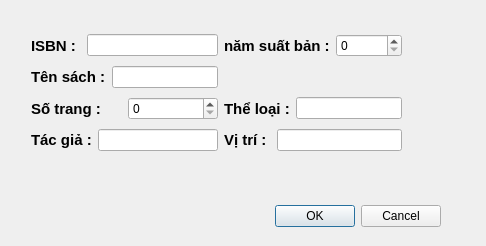
The window that librarymanage/themdausach.ui (DTTaze/Qt-Library-Management) describes before a commit, drawn with Qt 5.
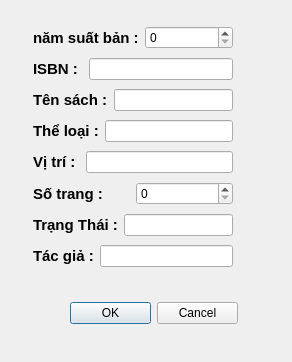
The same window after the commit.

```diff
--- a/librarymanage/themdausach.ui
+++ b/librarymanage/themdausach.ui
@@ -6,58 +6,51 @@
    <rect>
     <x>0</x>
     <y>0</y>
-    <width>486</width>
-    <height>246</height>
+    <width>292</width>
+    <height>362</height>
    </rect>
   </property>
   <property name="windowTitle">
    <string>Dialog</string>
   </property>
-  <widget class="QDialogButtonBox" name="buttonBox">
+  <widget class="QWidget" name="">
    <property name="geometry">
     <rect>
-     <x>100</x>
-     <y>200</y>
-     <width>341</width>
-     <height>32</height>
+     <x>70</x>
+     <y>300</y>
+     <width>168</width>
+     <height>26</height>
     </rect>
    </property>
-   <property name="orientation">
-    <enum>Qt::Orientation::Horizontal</enum>
-   </property>
-   <property name="standardButtons">
-    <set>QDialogButtonBox::StandardButton::Cancel|QDialogButtonBox::StandardButton::Ok</set>
-   </property>
+   <layout class="QHBoxLayout" name="horizontalLayout_8">
+    <item>
+     <widget class="QPushButton" name="pushButton">
+      <property name="text">
+       <string>OK</string>
+      </property>
+     </widget>
+    </item>
+    <item>
+     <widget class="QPushButton" name="pushButton_2">
+      <property name="text">
+       <string>Cancel</string>
+      </property>
+     </widget>
+    </item>
+   </layout>
   </widget>
   <widget class="QWidget" name="">
    <property name="geometry">
     <rect>
-     <x>31</x>
-     <y>31</y>
-     <width>371</width>
-     <height>126</height>
+     <x>33</x>
+     <y>23</y>
+     <width>200</width>
+     <height>254</height>
     </rect>
    </property>
-   <layout class="QGridLayout" name="gridLayout">
-    <item row="0" column="0">
-     <layout class="QHBoxLayout" name="horizontalLayout_3">
-      <item>
-       <widget class="QLabel" name="label">
-        <property name="styleSheet">
-         <string notr="true">font-size: 15px;color:black;font-weight:700;</string>
-        </property>
-        <property name="text">
-         <string>ISBN : </string>
-        </property>
-       </widget>
-      </item>
-      <item>
-       <widget class="QLineEdit" name="lineEdit_ISBN"/>
-      </item>
-     </layout>
-    </item>
-    <item row="0" column="1">
-     <layout class="QHBoxLayout" name="horizontalLayout_2">
+   <layout class="QVBoxLayout" name="verticalLayout">
+    <item>
+     <layout class="QHBoxLayout" name="horizontalLayout">
       <item>
        <widget class="QLabel" name="label_5">
         <property name="styleSheet">
@@ -73,8 +66,25 @@
       </item>
      </layout>
     </item>
-    <item row="1" column="0">
-     <layout class="QHBoxLayout" name="horizontalLayout_4">
+    <item>
+     <layout class="QHBoxLayout" name="horizontalLayout_5">
+      <item>
+       <widget class="QLabel" name="label">
+        <property name="styleSheet">
+         <string notr="true">font-size: 15px;color:black;font-weight:700;</string>
+        </property>
+        <property name="text">
+         <string>ISBN : </string>
+        </property>
+       </widget>
+      </item>
+      <item>
+       <widget class="QLineEdit" name="lineEdit_ISBN"/>
+      </item>
+     </layout>
+    </item>
+    <item>
+     <layout class="QHBoxLayout" name="horizontalLayout_6">
       <item>
        <widget class="QLabel" name="label_2">
         <property name="styleSheet">
@@ -90,25 +100,8 @@
       </item>
      </layout>
     </item>
-    <item row="2" column="0">
-     <layout class="QHBoxLayout" name="horizontalLayout_5">
-      <item>
-       <widget class="QLabel" name="label_3">
-        <property name="styleSheet">
-         <string notr="true">font-size: 15px;color:black;font-weight:700;</string>
-        </property>
-        <property name="text">
-         <string>Số trang :</string>
-        </property>
-       </widget>
-      </item>
-      <item>
-       <widget class="QSpinBox" name="spinBox_sotrang"/>
-      </item>
-     </layout>
-    </item>
-    <item row="2" column="1">
-     <layout class="QHBoxLayout" name="horizontalLayout">
+    <item>
+     <layout class="QHBoxLayout" name="horizontalLayout_2">
       <item>
        <widget class="QLabel" name="label_6">
         <property name="styleSheet">
@@ -124,25 +117,8 @@
       </item>
      </layout>
     </item>
-    <item row="3" column="0">
-     <layout class="QHBoxLayout" name="horizontalLayout_6">
-      <item>
-       <widget class="QLabel" name="label_4">
-        <property name="styleSheet">
-         <string notr="true">font-size: 15px;color:black;font-weight:700;</string>
-        </property>
-        <property name="text">
-         <string>Tác giả :</string>
-        </property>
-       </widget>
-      </item>
-      <item>
-       <widget class="QLineEdit" name="lineEdit_tacgia"/>
-      </item>
-     </layout>
-    </item>
-    <item row="3" column="1">
-     <layout class="QHBoxLayout" name="horizontalLayout_7">
+    <item>
+     <layout class="QHBoxLayout" name="horizontalLayout_3">
       <item>
        <widget class="QLabel" name="label_7">
         <property name="styleSheet">
@@ -158,6 +134,57 @@
       </item>
      </layout>
     </item>
+    <item>
+     <layout class="QHBoxLayout" name="horizontalLayout_7">
+      <item>
+       <widget class="QLabel" name="label_3">
+        <property name="styleSheet">
+         <string notr="true">font-size: 15px;color:black;font-weight:700;</string>
+        </property>
+        <property name="text">
+         <string>Số trang :</string>
+        </property>
+       </widget>
+      </item>
+      <item>
+       <widget class="QSpinBox" name="spinBox_sotrang"/>
+      </item>
+     </layout>
+    </item>
+    <item>
+     <layout class="QHBoxLayout" name="horizontalLayout_4">
+      <item>
+       <widget class="QLabel" name="label_8">
+        <property name="styleSheet">
+         <string notr="true">font-size: 15px;color:black;font-weight:700;</string>
+        </property>
+        <property name="text">
+         <string>Trạng Thái :</string>
+        </property>
+       </widget>
+      </item>
+      <item>
+       <widget class="QLineEdit" name="lineEdit"/>
+      </item>
+     </layout>
+    </item>
+    <item>
+     <layout class="QHBoxLayout" name="horizontalLayout_9">
+      <item>
+       <widget class="QLabel" name="label_4">
+        <property name="styleSheet">
+         <string notr="true">font-size: 15px;color:black;font-weight:700;</string>
+        </property>
+        <property name="text">
+         <string>Tác giả :</string>
+        </property>
+       </widget>
+      </item>
+      <item>
+       <widget class="QLineEdit" name="lineEdit_tacgia"/>
+      </item>
+     </layout>
+    </item>
    </layout>
   </widget>
  </widget>
```
Left out of the diff: 47 changed lines with no effect on the pictures.
